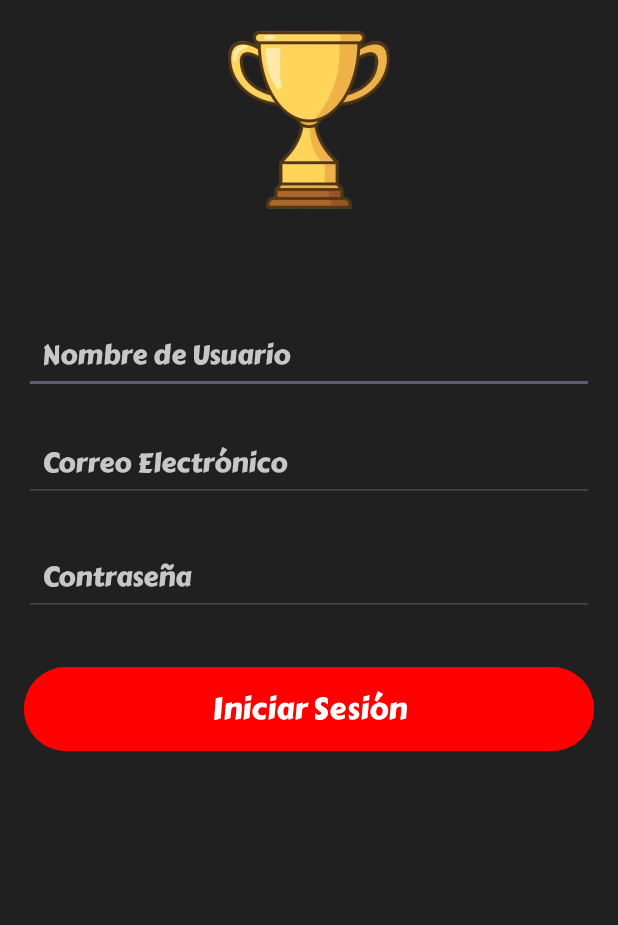
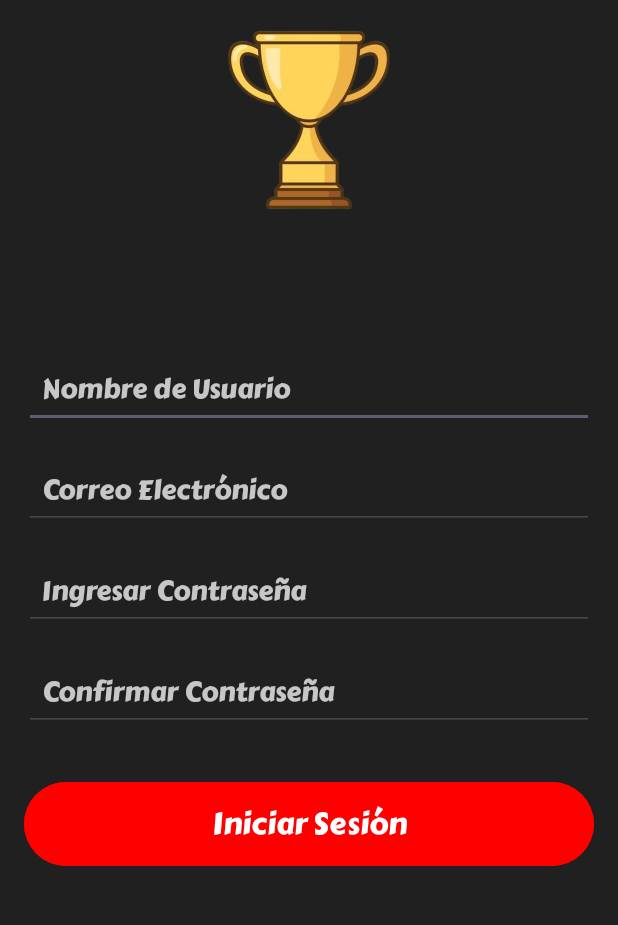
Before and after one commit to joackagui/SCORE_IT, an Android app: the screen it shows after launch (ActivityLogIn), on a phone screen of 412 x 824 dp, the part 140-1065 px from its top. Run offline under Robolectric (Android 15) with nearby library versions, the phone set to English and light mode, and no system bars.

Commit message:
Sutiles correcciones en login y aumento de editText 'Confirmar contraseña'

```diff
--- a/app/src/main/res/layout/activity_log_in.xml
+++ b/app/src/main/res/layout/activity_log_in.xml
@@ -37,9 +37,9 @@
             android:id="@+id/Usuario"
             android:layout_width="match_parent"
             android:layout_height="wrap_content"
-            android:layout_marginBottom="20dp"
+            android:layout_marginBottom="15dp"
             android:hint="@string/nombre_usuario"
-            android:inputType="textEmailAddress"
+            android:inputType="text"
             app:layout_constraintBottom_toTopOf="@id/Email"
             app:layout_constraintStart_toStartOf="parent"
             app:layout_constraintEnd_toEndOf="parent"
@@ -51,7 +51,7 @@
             android:id="@+id/Email"
             android:layout_width="match_parent"
             android:layout_height="wrap_content"
-            android:layout_marginBottom="20dp"
+            android:layout_marginTop="15dp"
             android:hint="@string/correo_electronico"
             android:inputType="textEmailAddress"
             app:layout_constraintTop_toTopOf="parent"
@@ -66,13 +66,26 @@
             android:id="@+id/Password"
             android:layout_width="match_parent"
             android:layout_height="wrap_content"
-            android:layout_marginTop="24dp"
+            android:layout_marginTop="15dp"
             android:hint="@string/contraseña"
             android:inputType="textPassword"
-            android:padding="12dp"
             app:layout_constraintTop_toBottomOf="@id/Email"
             app:layout_constraintStart_toStartOf="parent"
             app:layout_constraintEnd_toEndOf="parent"
+            android:padding="12dp"
+            style="@style/EditTextHintStyle"/>
+
+        <EditText
+            android:id="@+id/Password_safety"
+            android:layout_width="match_parent"
+            android:layout_height="wrap_content"
+            android:layout_marginTop="15dp"
+            android:hint="@string/repita_contraseña"
+            android:inputType="textPassword"
+            app:layout_constraintTop_toBottomOf="@id/Password"
+            app:layout_constraintStart_toStartOf="parent"
+            app:layout_constraintEnd_toEndOf="parent"
+            android:padding="12dp"
             style="@style/EditTextHintStyle"/>
 
         <Button
@@ -81,9 +94,9 @@
             android:layout_height="wrap_content"
             android:backgroundTint="@color/Red"
             android:padding="12dp"
-            android:text="Iniciar Sesión"
+            android:text="@string/iniciar_sesión"
             android:layout_marginTop="30dp"
-            app:layout_constraintTop_toBottomOf="@id/Password"
+            app:layout_constraintTop_toBottomOf="@id/Password_safety"
             app:layout_constraintStart_toStartOf="parent"
             app:layout_constraintEnd_toEndOf="parent"
             style="@style/BotonesScoreItStyle"/>
--- a/app/src/main/res/values/strings.xml
+++ b/app/src/main/res/values/strings.xml
@@ -12,7 +12,8 @@
 
     <string name="nombre_usuario">Nombre de Usuario</string>
     <string name="correo_electronico">Correo Electrónico</string>
-    <string name="contraseña">Contraseña</string>
+    <string name="contraseña">Ingresar Contraseña</string>
+    <string name="repita_contraseña">Confirmar Contraseña</string>
     <string name="iniciar_sesión">Iniciar Sesión</string>
 
 
```
